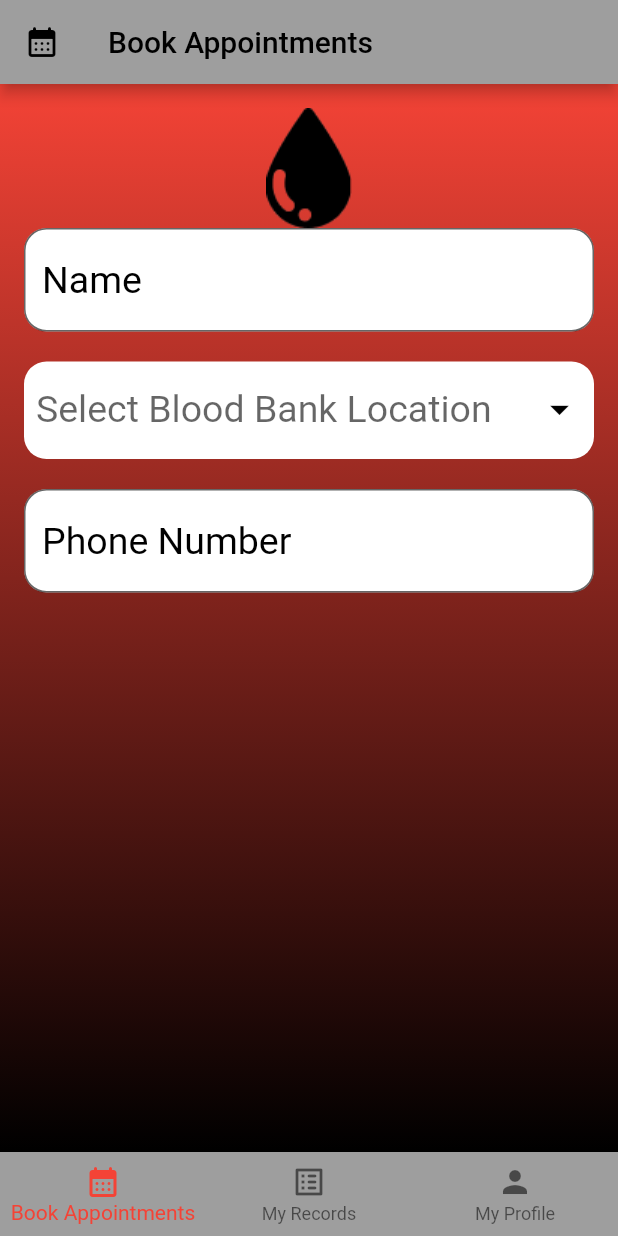
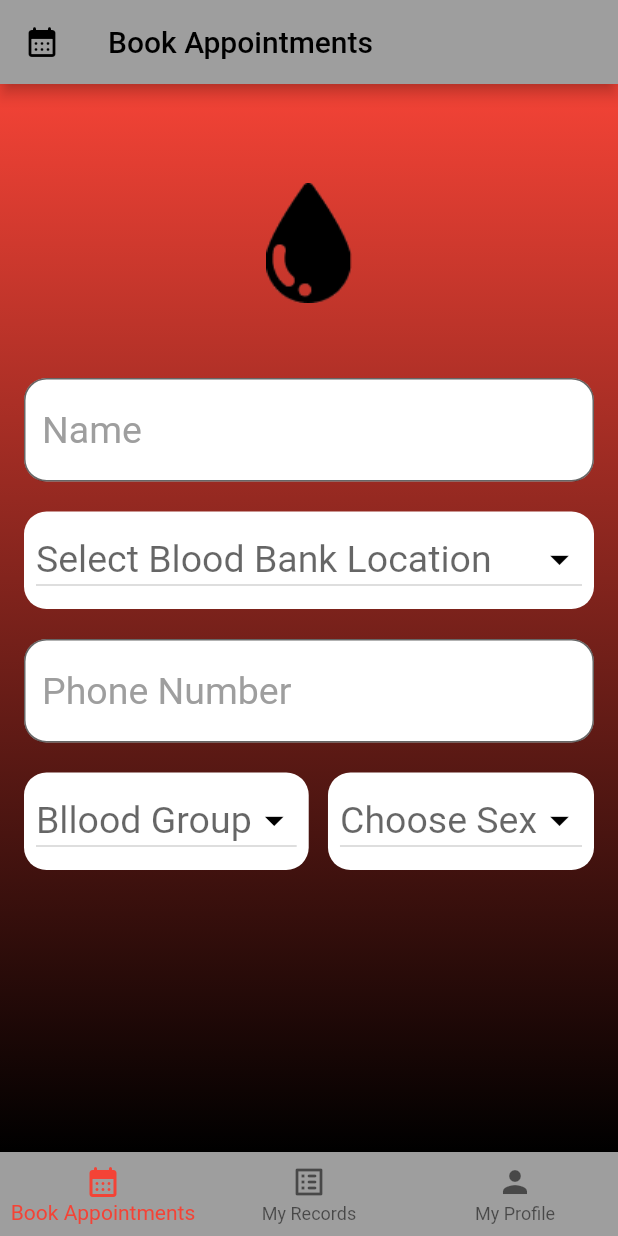
Before and after one commit to Tanvi129/Blood-Donor-Management-App, a Flutter app: the screen it shows after launch, on a phone screen of 412 x 824 dp. Run offline on Flutter 3.47's test engine with Material 2 defaults, Android fonts, the phone set to English and light mode, and no system bars; missing offline and left inert: dart:ffi.

Commit message:
Drop Dowm List extracted

```diff
--- a/lib/screens/BookAppointmentScreen.dart
+++ b/lib/screens/BookAppointmentScreen.dart
@@ -1,7 +1,15 @@
+import 'package:blood_donor/widgets/dropDownList.dart';
 import 'package:blood_donor/widgets/textFormField.dart';
 import 'package:flutter/material.dart';
 
-const List<String> hospitalList = <String>['Apollo Blood Bank', 'SRM Blood Bank', 'Max Blood Bank', 'MTS Blood Bank'];
+const List<String> hospitalList = <String>[
+  'Apollo Blood Bank',
+  'SRM Blood Bank',
+  'Max Blood Bank',
+  'MTS Blood Bank'
+];
+const List<String> genderlList = <String>["Male", "Female", "Other"];
+const List<String> bloodGrouplList = <String>["A+", "A-", "B+", "B-", "O+" , "O-" , "AB+" , "AB-"];
 
 class BookAppointmentScreen extends StatefulWidget {
   BookAppointmentScreen({Key? key}) : super(key: key);
@@ -11,7 +19,9 @@ class BookAppointmentScreen extends StatefulWidget {
 }
 
 class _BookAppointmentScreenState extends State<BookAppointmentScreen> {
-  String? hospitalDropdownValue ;
+  String? hospitalDropdownValue;
+  String? genderlDropdownValue;
+  String? bloodlDropdownValue;
   final nameController = TextEditingController();
 
   final phoneController = TextEditingController();
@@ -36,60 +46,53 @@ class _BookAppointmentScreenState extends State<BookAppointmentScreen> {
         child: SingleChildScrollView(
           child: Column(
             children: [
-              Image.asset('assests/images/appIcon.png'),
+              const SizedBox(
+                height: 20,
+              ),
+              Image.asset('assests/images/appIcon.png',
+                  width: 100, height: 140),
+              const SizedBox(
+                height: 20,
+              ),
               CustomTextField(
                   controller: nameController,
                   hintText: "Name",
                   keyboardType: TextInputType.text,
                   obscureText: false),
-             const SizedBox(
-                        height: 20,
-                      ),
-              Container(
-                padding: const EdgeInsets.all(8),
-                decoration: BoxDecoration(
-                  borderRadius: BorderRadius.circular(15),
-                  color: Colors.white,
-
-                ),
-                height: 65,
-                child: DropdownButton<String>(
-                  value: hospitalDropdownValue,
-                  // icon: const Icon(Icons.arrow_downward),
-                  iconSize: 30,
-                  hint: Text("Select Blood Bank Location"),
-                  iconEnabledColor: Colors.black,
-                  elevation: 16,
-                  isExpanded: true,
-                  style: const TextStyle(
-                    color: Colors.black,
-                    fontSize: 25,
-                  ),
-                  underline: Container(
-                    color: Colors.white,
-                  ),
-                  onChanged: (String? value) {
-                    // This is called when the user selects an item.
-                    setState(() {
-                      hospitalDropdownValue = value ?? "";
-                    });
-                  },
-                  items: hospitalList.map<DropdownMenuItem<String>>((String value) {
-                    return DropdownMenuItem<String>(
-                      value: value,
-                      child: Text(value),
-                    );
-                  }).toList(),
-                ),
+              const SizedBox(
+                height: 20,
               ),
+              DropDownList(
+                  dropDownValue: hospitalDropdownValue,
+                  list: hospitalList,
+                  unboundedWidth: true,
+                  hintext: "Select Blood Bank Location"),
               const SizedBox(
-                        height: 20,
-                      ),
+                height: 20,
+              ),
               CustomTextField(
                   controller: phoneController,
                   hintText: "Phone Number",
                   keyboardType: TextInputType.phone,
                   obscureText: false),
+              const SizedBox(
+                height: 20,
+              ),
+              Row(
+                mainAxisAlignment: MainAxisAlignment.spaceBetween,
+                children: [
+                  DropDownList(
+                      dropDownValue: bloodlDropdownValue,
+                      list: bloodGrouplList,
+                      unboundedWidth: false,
+                      hintext: "Bllood Group"),
+                  DropDownList(
+                      dropDownValue: genderlDropdownValue,
+                      unboundedWidth: false,
+                      list: genderlList,
+                      hintext: "Choose Sex"),
+                ],
+              )
             ],
           ),
         ),
--- /dev/null
+++ b/lib/widgets/dropDownList.dart
@@ -0,0 +1,52 @@
+import 'package:flutter/material.dart';
+
+class DropDownList extends StatefulWidget {
+  DropDownList({ Key? key , required this.dropDownValue,  required this.list , required this.hintext , required this.unboundedWidth}) : super(key: key);
+  bool unboundedWidth ;
+  String hintext;
+  String? dropDownValue;
+  var list;
+  @override
+  State<DropDownList> createState() => _DropDownListState();
+}
+
+class _DropDownListState extends State<DropDownList> {
+  @override
+  Widget build(BuildContext context) {
+    return  Container(
+                padding: const EdgeInsets.all(8),
+                decoration: BoxDecoration(
+                  borderRadius: BorderRadius.circular(15),
+                  color: Colors.white,
+
+                ),
+                height: 65,
+                child: DropdownButton<String>(
+                  value: widget.dropDownValue,
+                  // icon: const Icon(Icons.arrow_downward),
+                  iconSize: 30,
+                  hint: Text(widget.hintext),
+                  iconEnabledColor: Colors.black,
+                  elevation: 16,
+                  isExpanded: widget.unboundedWidth,
+                  style: const TextStyle(
+                    color: Colors.black,
+                    fontSize: 25,
+                  ),
+
+                  onChanged: (String? value) {
+                    // This is called when the user selects an item.
+                    setState(() {
+                      widget.dropDownValue = value ?? "";
+                    });
+                  },
+                  items: widget.list.map<DropdownMenuItem<String>>((String value) {
+                    return DropdownMenuItem<String>(
+                      value: value,
+                      child: Text(value),
+                    );
+                  }).toList(),
+                ),
+              );
+  }
+}
--- a/lib/widgets/textFormField.dart
+++ b/lib/widgets/textFormField.dart
@@ -32,7 +32,7 @@ TextInputType keyboardType;
                           hintStyle: const TextStyle(
                             fontSize: 25,
 
-                            color: Colors.black
+                            color: Colors.grey
                           ),
                             border: const OutlineInputBorder(
                               borderRadius: BorderRadius.all(Radius.circular(15)),
```
